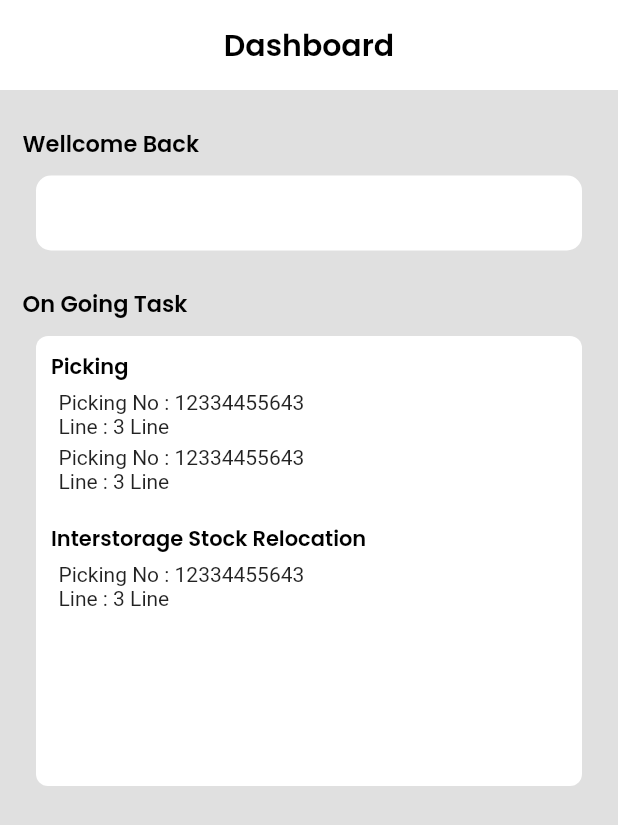
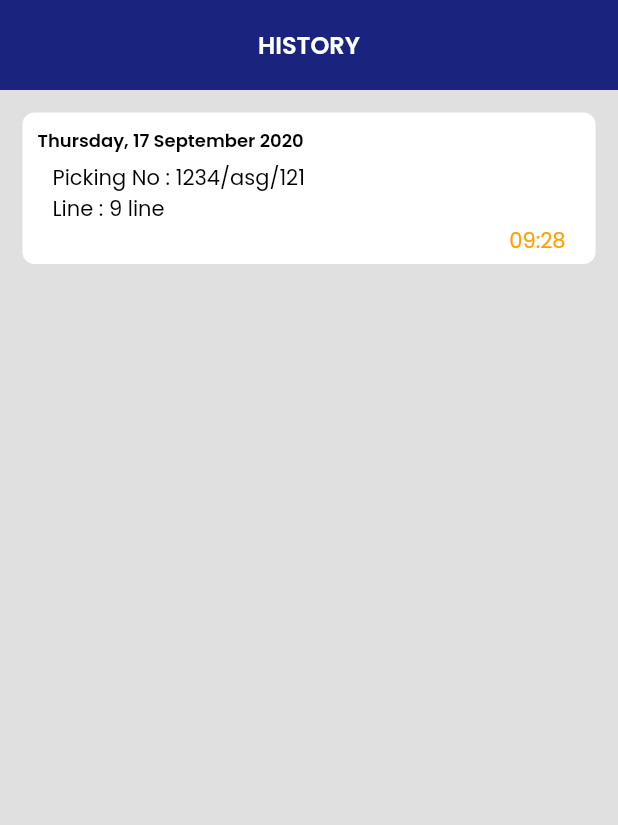
Before and after one commit to fathulaziss/asaba, a Flutter app: the screen it shows after launch, on a phone screen of 412 x 824 dp. Shown: the top 825 px of the screen. Run offline on Flutter 3.47's test engine with Material 2 defaults, Android fonts, the phone set to English and light mode, and no system bars; our stand-ins replace google_fonts, material_design_icons_flutter, supercharged.

Commit message:
adding HistoryPage

```diff
--- a/lib/ui/pages/dashboard_page.dart
+++ b/lib/ui/pages/dashboard_page.dart
@@ -9,18 +9,18 @@ class DashboardPage extends StatelessWidget {
         Container(
           width: double.infinity,
           height: 60,
-          color: Colors.white,
+          color: Colors.indigo[900],
           child: Center(
             child: Text(
-              "Dashboard",
+              "DASHBOARD",
               style: GoogleFonts.poppins(
-                  color: Colors.black,
-                  fontSize: 20,
+                  color: Colors.white,
+                  fontSize: 16,
                   fontWeight: FontWeight.w600),
             ),
           ),
         ),
-        // BODY
+        // Content
         Column(
           crossAxisAlignment: CrossAxisAlignment.start,
           children: [
--- /dev/null
+++ b/lib/ui/pages/history_page.dart
@@ -0,0 +1,89 @@
+part of 'pages.dart';
+
+class HistoryPage extends StatelessWidget {
+  @override
+  Widget build(BuildContext context) {
+    return Column(
+      children: [
+        // Header
+        Container(
+          width: double.infinity,
+          height: 60,
+          color: Colors.indigo[900],
+          child: Center(
+            child: Text(
+              "HISTORY",
+              style: GoogleFonts.poppins(
+                  color: Colors.white,
+                  fontSize: 16,
+                  fontWeight: FontWeight.w600),
+            ),
+          ),
+        ),
+        // Content
+        Column(
+          children: [
+            // List Data
+            Container(
+              width: double.infinity,
+              margin: EdgeInsets.all(15),
+              decoration: BoxDecoration(
+                borderRadius: BorderRadius.circular(8),
+                color: Colors.white,
+              ),
+              child: Column(
+                crossAxisAlignment: CrossAxisAlignment.start,
+                children: [
+                  Container(
+                    margin: EdgeInsets.fromLTRB(10, 10, 10, 5),
+                    child: Text(
+                      "Thursday, 17 September 2020",
+                      style: GoogleFonts.poppins(
+                          color: Colors.black,
+                          fontSize: 12,
+                          fontWeight: FontWeight.w600),
+                    ),
+                  ),
+                  Container(
+                    margin: EdgeInsets.only(left: 20, right: 20, bottom: 5),
+                    child: Column(
+                      crossAxisAlignment: CrossAxisAlignment.start,
+                      children: [
+                        Text(
+                          "Picking No : 1234/asg/121",
+                          style: GoogleFonts.poppins(
+                              color: Colors.black,
+                              fontSize: 14,
+                              fontWeight: FontWeight.w400),
+                        ),
+                        Text(
+                          "Line : 9 line",
+                          style: GoogleFonts.poppins(
+                              color: Colors.black,
+                              fontSize: 14,
+                              fontWeight: FontWeight.w400),
+                        ),
+                        Row(
+                          mainAxisAlignment: MainAxisAlignment.end,
+                          children: [
+                            Text(
+                              "09:28",
+                              style: GoogleFonts.poppins(
+                                  color: Colors.amber[700],
+                                  fontSize: 14,
+                                  fontWeight: FontWeight.w400),
+                            )
+                          ],
+                        )
+                      ],
+                    ),
+                  ),
+                ],
+              ),
+            )
+          ],
+        ),
+      ],
+    );
+  }
+}
--- a/lib/ui/pages/main_page.dart
+++ b/lib/ui/pages/main_page.dart
@@ -20,8 +20,9 @@ class _MainPageState extends State<MainPage> {
           SafeArea(
             child: PageView(
               children: [
+                HistoryPage(),
                 DashboardPage(),
-                //TODO : History Page
+
                 //TODO : Activity Page
                 //TODO : Message Page
                 //TODO : Profile Page
--- a/lib/ui/pages/pages.dart
+++ b/lib/ui/pages/pages.dart
@@ -7,3 +7,4 @@ import 'package:supercharged/supercharged.dart';
 part 'sign_in_page.dart';
 part 'dashboard_page.dart';
 part 'main_page.dart';
+part 'history_page.dart';
--- a/lib/ui/pages/sign_in_page.dart
+++ b/lib/ui/pages/sign_in_page.dart
@@ -64,7 +64,7 @@ class _SignInPageState extends State<SignInPage> {
                   width: double.infinity,
                   height: 50,
                   margin: EdgeInsets.symmetric(horizontal: 24),
-                  padding: EdgeInsets.fromLTRB(10, 2, 10, 2),
+                  padding: EdgeInsets.symmetric(horizontal: 10),
                   decoration: BoxDecoration(
                       borderRadius: BorderRadius.circular(8),
                       color: Colors.grey[350]),
@@ -78,7 +78,7 @@ class _SignInPageState extends State<SignInPage> {
                         hintStyle: GoogleFonts.poppins(
                           color: Colors.black,
                         ),
-                    ),
+                        border: InputBorder.none),
                     controller: emailController,
                   ),
                 ),
@@ -89,7 +89,7 @@ class _SignInPageState extends State<SignInPage> {
                   width: double.infinity,
                   height: 45,
                   margin: EdgeInsets.symmetric(horizontal: 24),
-                  padding: EdgeInsets.fromLTRB(10, 2, 10, 2),
+                  padding: EdgeInsets.symmetric(horizontal: 10),
                   decoration: BoxDecoration(
                       borderRadius: BorderRadius.circular(8),
                       color: Colors.grey[350]),
@@ -103,7 +103,7 @@ class _SignInPageState extends State<SignInPage> {
                         hintStyle: GoogleFonts.poppins(
                           color: Colors.black,
                         ),
-                    ),
+                        border: InputBorder.none),
                     controller: passwordController,
                   ),
                 ),
```
Also changed, not shown: 1 other file. Lines whose indentation alone changed are shown as unchanged.
